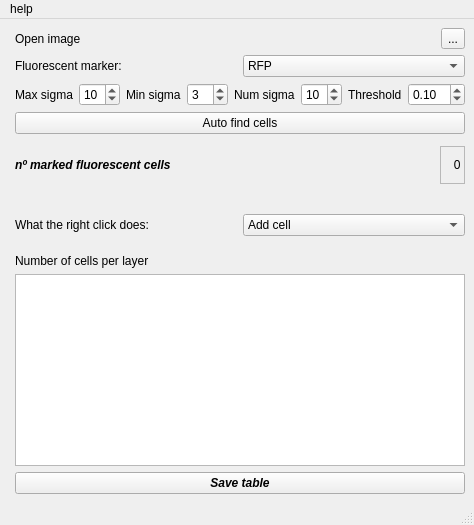
This is bycells2.ui in sanchestm/RapID-cell-counter as Qt 5 draws it before an edit. The edited form follows.
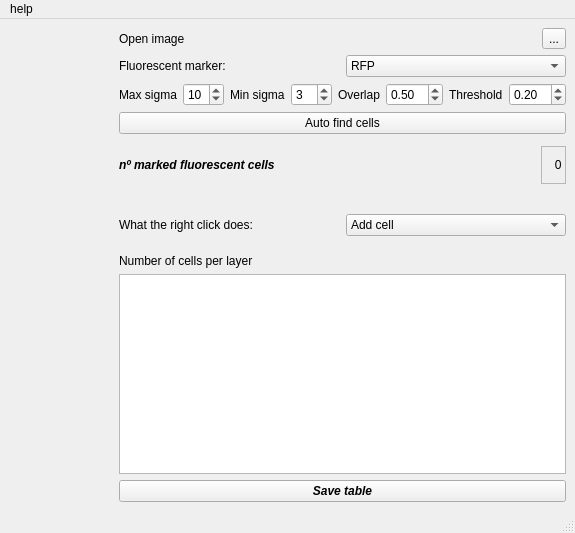
This is the edited form. Icons and pictures are not drawn.

Commit message: fixing blob-log function parameters

Diff of the .ui file:
```diff
--- a/bycells2.ui
+++ b/bycells2.ui
@@ -2,6 +2,14 @@
 <ui version="4.0">
  <class>MainWindow</class>
  <widget class="QMainWindow" name="MainWindow">
+  <property name="geometry">
+   <rect>
+    <x>0</x>
+    <y>0</y>
+    <width>575</width>
+    <height>533</height>
+   </rect>
+  </property>
   <property name="minimumSize">
    <size>
     <width>0</width>
@@ -56,14 +64,14 @@
       <item>
        <widget class="QLabel" name="label_6">
         <property name="text">
-         <string>Num sigma</string>
+         <string>Overlap</string>
         </property>
        </widget>
       </item>
       <item>
-       <widget class="QSpinBox" name="numSigSpin">
+       <widget class="QDoubleSpinBox" name="log_overlap">
         <property name="value">
-         <number>10</number>
+         <double>0.500000000000000</double>
         </property>
        </widget>
       </item>
@@ -80,7 +88,7 @@
          <double>0.100000000000000</double>
         </property>
         <property name="value">
-         <double>0.100000000000000</double>
+         <double>0.200000000000000</double>
         </property>
        </widget>
       </item>
@@ -291,8 +299,8 @@
     <rect>
      <x>0</x>
      <y>0</y>
-     <width>953</width>
-     <height>22</height>
+     <width>575</width>
+     <height>24</height>
     </rect>
    </property>
    <widget class="QMenu" name="menuHelp">
```
The commit also changes 2 other files.
